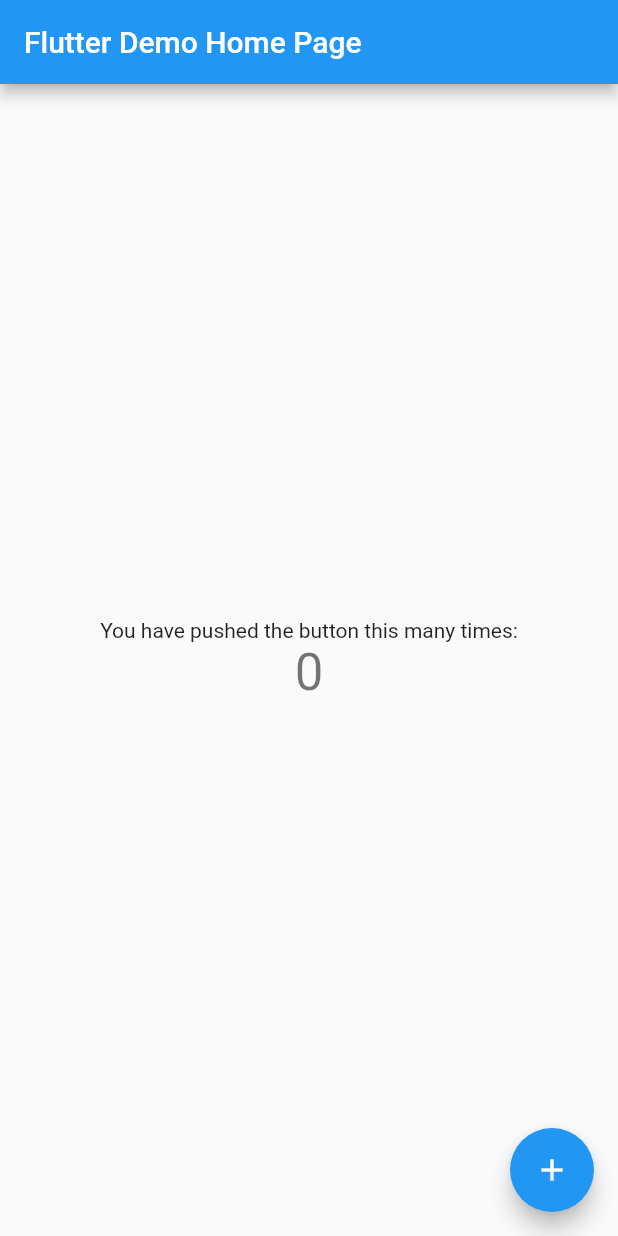
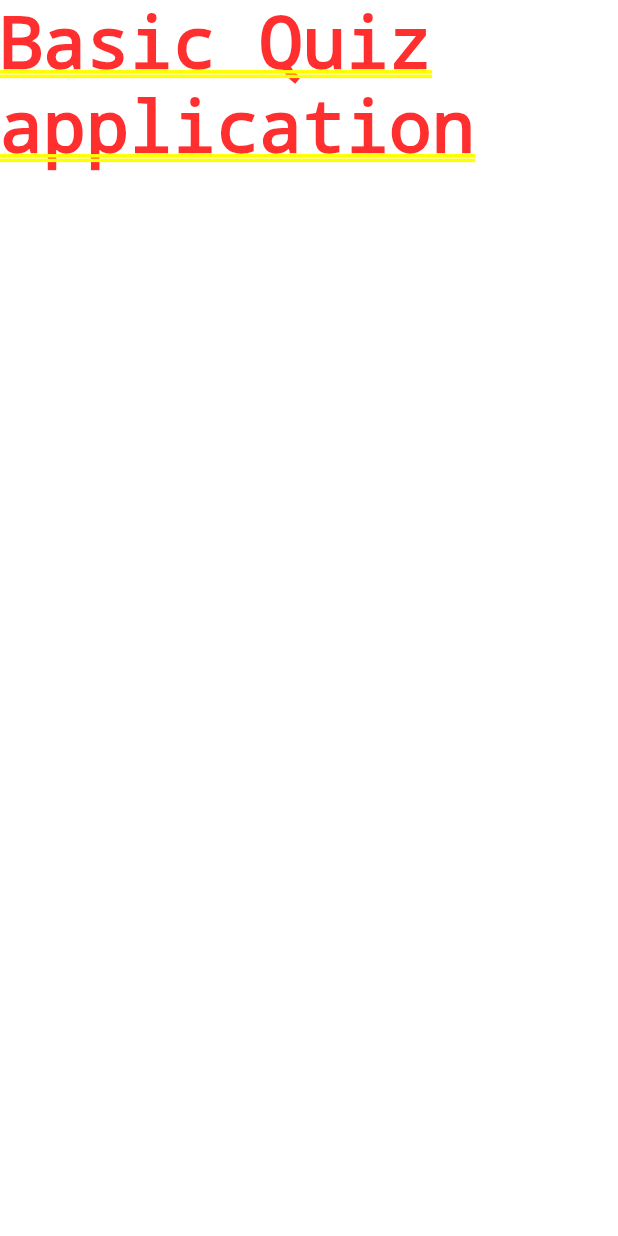
Before and after one commit to Chintan22/basic_app, a Flutter app: the screen it shows after launch, on a phone screen of 412 x 824 dp. Run offline on Flutter 3.47's test engine with Material 2 defaults, Android fonts, the phone set to English and light mode, and no system bars.

Commit message:
initial cleanup

```diff
--- a/lib/main.dart
+++ b/lib/main.dart
@@ -1,113 +1,11 @@
 import 'package:flutter/material.dart';
 
-void main() {
-  runApp(MyApp());
-}
+void main() => runApp(MyBasicApp());
 
-class MyApp extends StatelessWidget {
-  // This widget is the root of your application.
-  @override
+class MyBasicApp extends StatelessWidget {
   Widget build(BuildContext context) {
     return MaterialApp(
-      title: 'Flutter Demo',
-      theme: ThemeData(
-        // This is the theme of your application.
-        //
-        // Try running your application with "flutter run". You'll see the
-        // application has a blue toolbar. Then, without quitting the app, try
-        // changing the primarySwatch below to Colors.green and then invoke
-        // "hot reload" (press "r" in the console where you ran "flutter run",
-        // or simply save your changes to "hot reload" in a Flutter IDE).
-        // Notice that the counter didn't reset back to zero; the application
-        // is not restarted.
-        primarySwatch: Colors.blue,
-      ),
-      home: MyHomePage(title: 'Flutter Demo Home Page'),
+      home: Text('Basic Quiz application'),
     );
   }
 }
-
-class MyHomePage extends StatefulWidget {
-  MyHomePage({Key key, this.title}) : super(key: key);
-
-  // This widget is the home page of your application. It is stateful, meaning
-  // that it has a State object (defined below) that contains fields that affect
-  // how it looks.
-
-  // This class is the configuration for the state. It holds the values (in this
-  // case the title) provided by the parent (in this case the App widget) and
-  // used by the build method of the State. Fields in a Widget subclass are
-  // always marked "final".
-
-  final String title;
-
-  @override
-  _MyHomePageState createState() => _MyHomePageState();
-}
-
-class _MyHomePageState extends State<MyHomePage> {
-  int _counter = 0;
-
-  void _incrementCounter() {
-    setState(() {
-      // This call to setState tells the Flutter framework that something has
-      // changed in this State, which causes it to rerun the build method below
-      // so that the display can reflect the updated values. If we changed
-      // _counter without calling setState(), then the build method would not be
-      // called again, and so nothing would appear to happen.
-      _counter++;
-    });
-  }
-
-  @override
-  Widget build(BuildContext context) {
-    // This method is rerun every time setState is called, for instance as done
-    // by the _incrementCounter method above.
-    //
-    // The Flutter framework has been optimized to make rerunning build methods
-    // fast, so that you can just rebuild anything that needs updating rather
-    // than having to individually change instances of widgets.
-    return Scaffold(
-      appBar: AppBar(
-        // Here we take the value from the MyHomePage object that was created by
-        // the App.build method, and use it to set our appbar title.
-        title: Text(widget.title),
-      ),
-      body: Center(
-        // Center is a layout widget. It takes a single child and positions it
-        // in the middle of the parent.
-        child: Column(
-          // Column is also a layout widget. It takes a list of children and
-          // arranges them vertically. By default, it sizes itself to fit its
-          // children horizontally, and tries to be as tall as its parent.
-          //
-          // Invoke "debug painting" (press "p" in the console, choose the
-          // "Toggle Debug Paint" action from the Flutter Inspector in Android
-          // Studio, or the "Toggle Debug Paint" command in Visual Studio Code)
-          // to see the wireframe for each widget.
-          //
-          // Column has various properties to control how it sizes itself and
-          // how it positions its children. Here we use mainAxisAlignment to
-          // center the children vertically; the main axis here is the vertical
-          // axis because Columns are vertical (the cross axis would be
-          // horizontal).
-          mainAxisAlignment: MainAxisAlignment.center,
-          children: <Widget>[
-            Text(
-              'You have pushed the button this many times:',
-            ),
-            Text(
-              '$_counter',
-              style: Theme.of(context).textTheme.headline4,
-            ),
-          ],
-        ),
-      ),
-      floatingActionButton: FloatingActionButton(
-        onPressed: _incrementCounter,
-        tooltip: 'Increment',
-        child: Icon(Icons.add),
-      ), // This trailing comma makes auto-formatting nicer for build methods.
-    );
-  }
-}
```
Also changed, not shown: 1 other file.
